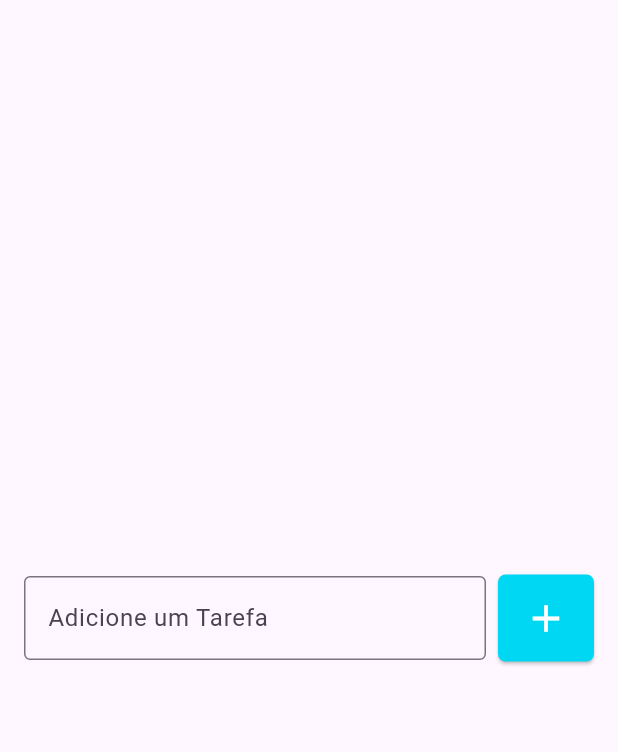
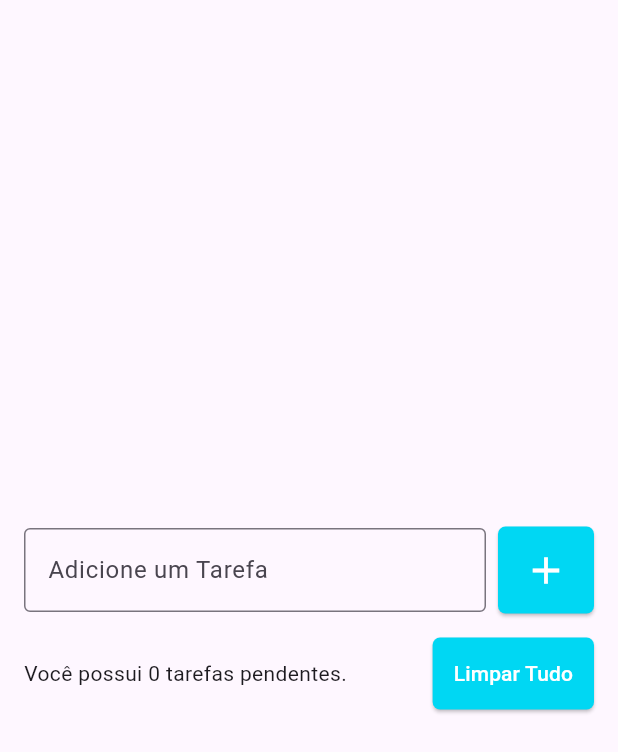
Before and after one commit to Manrick-Lazaro/todo_list, a Flutter app: the screen it shows after launch, on a phone screen of 412 x 824 dp. Shown: the top 752 px of the screen. Run offline on Flutter 3.47's test engine with Material 3 defaults, Android fonts, the phone set to English and light mode, and no system bars.

Commit message:
cria botão de limpar tudo.

```diff
--- a/lib/pages/todo_list.dart
+++ b/lib/pages/todo_list.dart
@@ -9,7 +9,10 @@ class TodoList extends StatelessWidget {
       body: Center(
         child: Padding(
           padding: const EdgeInsets.symmetric(horizontal: 16),
-          child: Row(
+          child: Column(
+            mainAxisAlignment: MainAxisAlignment.center,
+            children: [
+              Row(
                 children: [
                   Expanded(
                     child: TextField(
@@ -27,10 +30,33 @@ class TodoList extends StatelessWidget {
                       backgroundColor: Color(0xff00d7f3),
                       padding: EdgeInsets.all(14),
                       shape: RoundedRectangleBorder(
-                    borderRadius: BorderRadius.circular(5)
-                  )
+                        borderRadius: BorderRadius.circular(5),
                       ),
-                child: Icon(Icons.add, size: 30, color: Colors.white,),
+                    ),
+                    child: Icon(Icons.add, size: 30, color: Colors.white),
+                  ),
+                ],
+              ),
+              SizedBox(height: 16),
+              Row(
+                children: [
+                  Expanded(child: Text("Você possui 0 tarefas pendentes.")),
+                  SizedBox(width: 8),
+                  ElevatedButton(
+                    onPressed: () {},
+                    style: ElevatedButton.styleFrom(
+                      backgroundColor: Color(0xff00d7f3),
+                      padding: EdgeInsets.all(14),
+                      shape: RoundedRectangleBorder(
+                        borderRadius: BorderRadius.circular(5),
+                      ),
+                    ),
+                    child: Text(
+                      "Limpar Tudo",
+                      style: TextStyle(color: Colors.white),
+                    ),
+                  ),
+                ],
               ),
             ],
           ),
```
Lines whose indentation alone changed are shown as unchanged.
